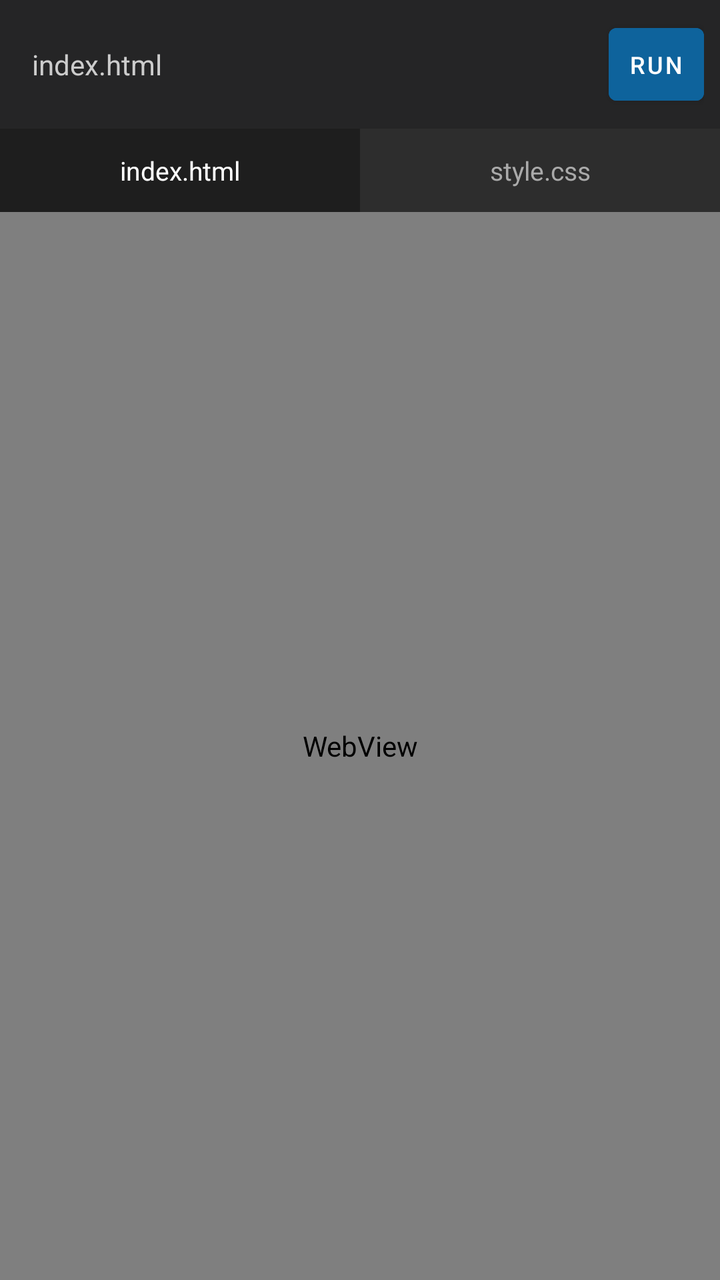
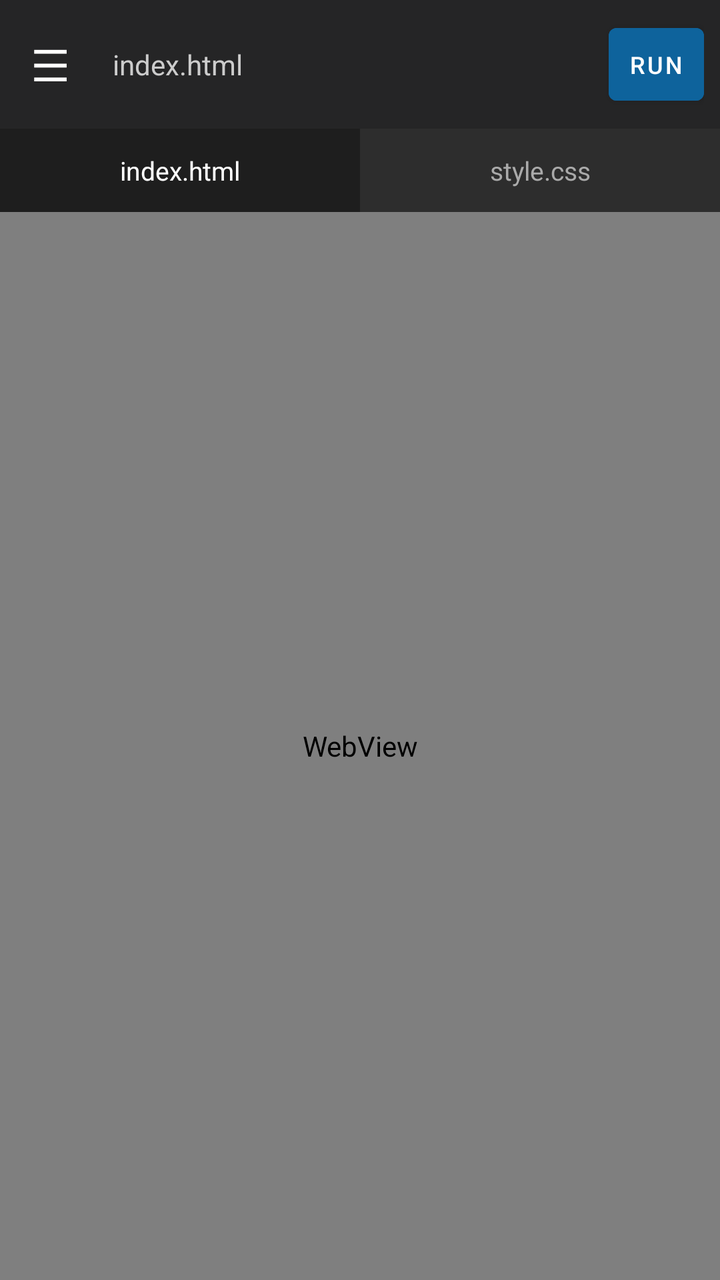

Before-and-after screenshots of an Android layout around one commit, followed by the original layout XML and the change that was made.
<!-- AndroidManifest.xml: application theme Theme.HtmlCssEditor -->
<!-- res/layout/activity_main.xml -->
<?xml version="1.0" encoding="utf-8"?>
<LinearLayout xmlns:android="http://schemas.android.com/apk/res/android"
    android:layout_width="match_parent"
    android:layout_height="match_parent"
    android:orientation="vertical"
    android:background="#1E1E1E">

    
    <LinearLayout
        android:layout_width="match_parent"
        android:layout_height="wrap_content"
        android:background="#252526"
        android:orientation="horizontal"
        android:padding="8dp"
        android:gravity="center_vertical">

        <TextView
            android:id="@+id/tvTitle"
            android:layout_width="0dp"
            android:layout_height="wrap_content"
            android:layout_weight="1"
            android:text="index.html"
            android:textColor="#CCCCCC"
            android:textSize="14sp"
            android:paddingStart="8dp"/>

        <Button
            android:id="@+id/btnRun"
            android:layout_width="wrap_content"
            android:layout_height="wrap_content"
            android:text="Run"
            android:textSize="12sp"
            android:minWidth="0dp"
            android:minHeight="0dp"
            android:padding="10dp"
            android:backgroundTint="#0E639C"
            android:textColor="#FFFFFF"/>
    </LinearLayout>

    
    <LinearLayout
        android:layout_width="match_parent"
        android:layout_height="wrap_content"
        android:orientation="horizontal"
        android:background="#252526">

        <TextView
            android:id="@+id/tabHtml"
            android:layout_width="0dp"
            android:layout_weight="1"
            android:layout_height="wrap_content"
            android:text="index.html"
            android:textSize="13sp"
            android:padding="12dp"
            android:gravity="center"
            android:textColor="#FFFFFF"
            android:background="#1E1E1E"/>

        <TextView
            android:id="@+id/tabCss"
            android:layout_width="0dp"
            android:layout_weight="1"
            android:layout_height="wrap_content"
            android:text="style.css"
            android:textSize="13sp"
            android:padding="12dp"
            android:gravity="center"
            android:textColor="#AAAAAA"
            android:background="#2D2D2D"/>
    </LinearLayout>

    
    <WebView
        android:id="@+id/webEditor"
        android:layout_width="match_parent"
        android:layout_height="0dp"
        android:layout_weight="1"
        android:background="#1E1E1E"/>
</LinearLayout>
<!-- resources referenced by this layout -->
<resources>
  <style name="Theme.HtmlCssEditor" parent="Theme.MaterialComponents.DayNight.NoActionBar">
          <item name="android:statusBarColor">#1E1E1E</item>
          <item name="android:navigationBarColor">#1E1E1E</item>
      </style>
</resources>

<!-- the commit's change to res/layout/activity_main.xml (unified diff, before → after) -->
@@ -13,6 +13,22 @@
         android:orientation="horizontal"
         android:padding="8dp"
         android:gravity="center_vertical">
+
+        
+        <TextView
+            android:id="@+id/btnMenu"
+            android:layout_width="wrap_content"
+            android:layout_height="wrap_content"
+            android:text="☰"
+            android:textSize="22sp"
+            android:textColor="#FFFFFF"
+            android:paddingStart="8dp"
+            android:paddingEnd="14dp"
+            android:paddingTop="2dp"
+            android:paddingBottom="2dp"
+            android:clickable="true"
+            android:focusable="true"
+            android:contentDescription="Mở menu lưu file"/>
 
         <TextView
             android:id="@+id/tvTitle"
